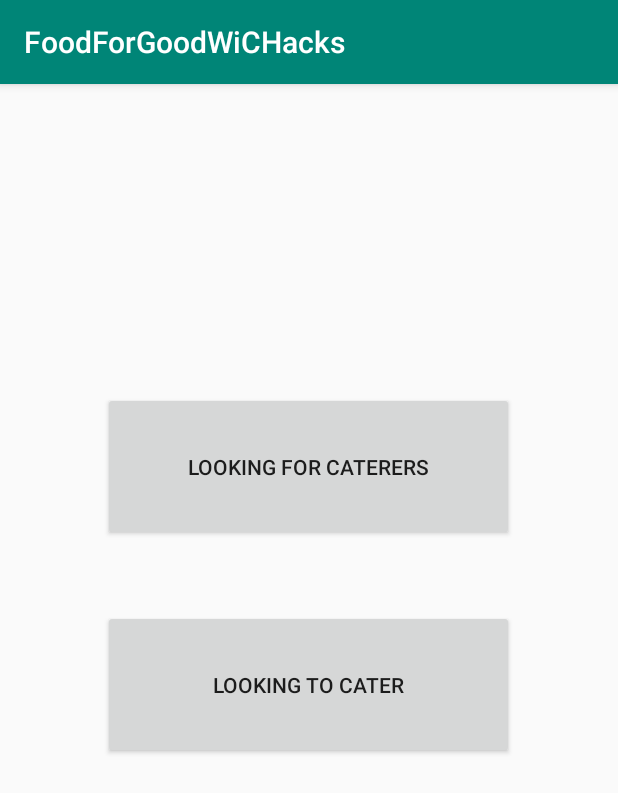
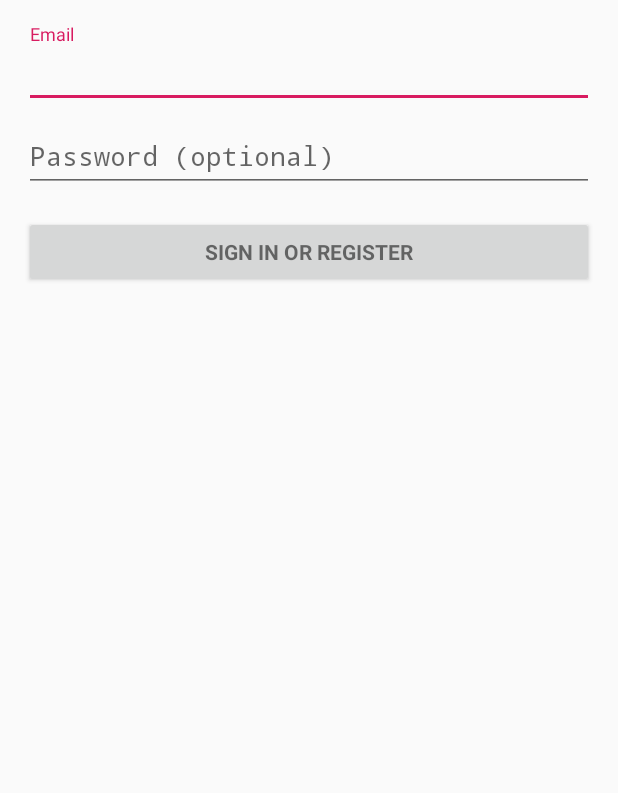
Before and after one commit to MrinaliniU/Civitas, an Android app: the screen it shows after launch (Profile_Common before the commit, LoginActivity after it), on a phone screen of 412 x 824 dp. Shown: the top 793 px of the screen. Run offline under Robolectric (Android 15) with nearby library versions, the phone set to English and light mode, and no system bars; libraries missing offline, so code that uses them is left out: com.auth0.android, com.squareup.okhttp; 2 statements that could not run were skipped.

Commit message:
Login activity

```diff
--- a/app/build.gradle
+++ b/app/build.gradle
@@ -9,6 +9,7 @@ android {
         versionCode 1
         versionName "1.0"
         testInstrumentationRunner "android.support.test.runner.AndroidJUnitRunner"
+        manifestPlaceholders = [auth0Domain: "@string/com_auth0_domain", auth0Scheme: "demo"]
     }
     buildTypes {
         release {
@@ -27,4 +28,5 @@ dependencies {
     androidTestImplementation 'com.android.support.test:runner:1.0.2'
     androidTestImplementation 'com.android.support.test.espresso:espresso-core:3.0.2'
     implementation 'com.android.support:cardview-v7:28.0.0'
+    implementation 'com.auth0.android:auth0:1.+'
 }
--- a/app/src/main/AndroidManifest.xml
+++ b/app/src/main/AndroidManifest.xml
@@ -1,6 +1,11 @@
 <?xml version="1.0" encoding="utf-8"?>
 <manifest xmlns:android="http://schemas.android.com/apk/res/android"
     package="com.example.foodforgoodwichacks">
+
+    <!-- To auto-complete the email text field in the login form with the user's emails -->
+    <uses-permission android:name="android.permission.GET_ACCOUNTS" />
+    <uses-permission android:name="android.permission.READ_PROFILE" />
+    <uses-permission android:name="android.permission.READ_CONTACTS" />
 
     <application
         android:allowBackup="true"
@@ -9,13 +14,18 @@
         android:roundIcon="@mipmap/ic_launcher_round"
         android:supportsRtl="true"
         android:theme="@style/AppTheme">
-        <activity android:name=".DashBoard"></activity>
+        <activity
+            android:name=".LoginActivity"
+            android:label="@string/title_activity_login">
+            <intent-filter>
+            <action android:name="android.intent.action.MAIN" />
+
+            <category android:name="android.intent.category.LAUNCHER" />
+            </intent-filter>
+        </activity>
+        <activity android:name=".DashBoard" />
         <activity android:name=".Profile_Common">
-            <intent-filter>
-                <action android:name="android.intent.action.MAIN" />
 
-                <category android:name="android.intent.category.LAUNCHER" />
-            </intent-filter>
         </activity>
         <activity
             android:name=".PostCatering"
--- /dev/null
+++ b/app/src/main/java/com/example/foodforgoodwichacks/LoginActivity.java
@@ -0,0 +1,117 @@
+package com.example.foodforgoodwichacks;
+
+import android.animation.Animator;
+import android.animation.AnimatorListenerAdapter;
+import android.annotation.TargetApi;
+import android.app.Activity;
+import android.app.Dialog;
+import android.content.pm.PackageManager;
+import android.support.annotation.NonNull;
+import android.support.annotation.Nullable;
+import android.support.design.widget.Snackbar;
+import android.support.v7.app.AppCompatActivity;
+import android.app.LoaderManager.LoaderCallbacks;
+
+import android.content.CursorLoader;
+import android.content.Loader;
+import android.database.Cursor;
+import android.net.Uri;
+import android.os.AsyncTask;
+
+import android.os.Build;
+import android.os.Bundle;
+import android.provider.ContactsContract;
+import android.text.TextUtils;
+import android.view.KeyEvent;
+import android.view.View;
+import android.view.View.OnClickListener;
+import android.view.inputmethod.EditorInfo;
+import android.widget.ArrayAdapter;
+import android.widget.AutoCompleteTextView;
+import android.widget.Button;
+import android.widget.EditText;
+import android.widget.TextView;
+import android.widget.Toast;
+
+import java.util.ArrayList;
+import java.util.List;
+
+import static android.Manifest.permission.READ_CONTACTS;
+
+import com.auth0.android.Auth0;
+import com.auth0.android.auth0.BuildConfig;
+import com.auth0.android.authentication.AuthenticationAPIClient;
+import com.auth0.android.authentication.AuthenticationException;
+import com.auth0.android.provider.AuthCallback;
+import com.auth0.android.provider.WebAuthProvider;
+import com.auth0.android.result.Credentials;
+import com.auth0.android.util.Telemetry;
+import com.squareup.okhttp.HttpUrl;
+/**
+ * A login screen that offers login via email/password.
+ */
+public class LoginActivity extends Activity {
+
+    /**
+     * Id to identity READ_CONTACTS permission request.
+     */
+
+
+    private TextView token;
+    private Auth0 auth0;
+
+    @Override
+    protected void onCreate(@Nullable Bundle savedInstanceState) {
+        super.onCreate(savedInstanceState);
+        setContentView(R.layout.activity_login);
+        token = (TextView) findViewById(R.id.email);
+        Button loginButton = (Button) findViewById(R.id.email_sign_in_button);
+        loginButton.setOnClickListener(new View.OnClickListener() {
+            @Override
+            public void onClick(View v) {
+                login();
+            }
+        });
+        auth0 = new Auth0(this);
+        auth0.setOIDCConformant(true);
+
+    }
+
+    private void login() {
+        token.setText("Not logged in");
+        WebAuthProvider.init(auth0)
+                .withScheme("demo")
+                .withAudience(String.format("https://%s/userinfo", getString(R.string.com_auth0_domain)))
+                .start(LoginActivity.this, new AuthCallback() {
+                    @Override
+                    public void onFailure(@NonNull final Dialog dialog) {
+                        runOnUiThread(new Runnable() {
+                            @Override
+                            public void run() {
+                                dialog.show();
+                            }
+                        });
+                    }
+
+                    @Override
+                    public void onFailure(final AuthenticationException exception) {
+                        runOnUiThread(new Runnable() {
+                            @Override
+                            public void run() {
+                                Toast.makeText(LoginActivity.this, "Error: " + exception.getMessage(), Toast.LENGTH_SHORT).show();
+                            }
+                        });
+                    }
+
+                    @Override
+                    public void onSuccess(@NonNull final Credentials credentials) {
+                        runOnUiThread(new Runnable() {
+                            @Override
+                            public void run() {
+                                token.setText("Logged in: " + credentials.getAccessToken());
+                            }
+                        });
+                    }
+                });
+    }
+}
--- /dev/null
+++ b/app/src/main/res/layout/activity_login.xml
@@ -0,0 +1,78 @@
+<?xml version="1.0" encoding="utf-8"?>
+<LinearLayout xmlns:android="http://schemas.android.com/apk/res/android"
+    xmlns:tools="http://schemas.android.com/tools"
+    android:layout_width="match_parent"
+    android:layout_height="match_parent"
+    android:gravity="center_horizontal"
+    android:orientation="vertical"
+    android:paddingLeft="@dimen/activity_horizontal_margin"
+    android:paddingTop="@dimen/activity_vertical_margin"
+    android:paddingRight="@dimen/activity_horizontal_margin"
+    android:paddingBottom="@dimen/activity_vertical_margin"
+    tools:context=".LoginActivity">
+
+    <!-- Login progress -->
+    <ProgressBar
+        android:id="@+id/login_progress"
+        style="?android:attr/progressBarStyleLarge"
+        android:layout_width="wrap_content"
+        android:layout_height="wrap_content"
+        android:layout_marginBottom="8dp"
+        android:visibility="gone" />
+
+    <ScrollView
+        android:id="@+id/login_form"
+        android:layout_width="match_parent"
+        android:layout_height="match_parent">
+
+        <LinearLayout
+            android:id="@+id/email_login_form"
+            android:layout_width="match_parent"
+            android:layout_height="wrap_content"
+            android:orientation="vertical">
+
+            <android.support.design.widget.TextInputLayout
+                android:layout_width="match_parent"
+                android:layout_height="wrap_content">
+
+                <AutoCompleteTextView
+                    android:id="@+id/email"
+                    android:layout_width="match_parent"
+                    android:layout_height="wrap_content"
+                    android:hint="@string/prompt_email"
+                    android:inputType="textEmailAddress"
+                    android:maxLines="1"
+                    android:singleLine="true" />
+
+            </android.support.design.widget.TextInputLayout>
+
+            <android.support.design.widget.TextInputLayout
+                android:layout_width="match_parent"
+                android:layout_height="wrap_content">
+
+                <EditText
+                    android:id="@+id/password"
+                    android:layout_width="match_parent"
+                    android:layout_height="wrap_content"
+                    android:hint="@string/prompt_password"
+                    android:imeActionId="6"
+                    android:imeActionLabel="@string/action_sign_in_short"
+                    android:imeOptions="actionUnspecified"
+                    android:inputType="textPassword"
+                    android:maxLines="1"
+                    android:singleLine="true" />
+
+            </android.support.design.widget.TextInputLayout>
+
+            <Button
+                android:id="@+id/email_sign_in_button"
+                style="?android:textAppearanceSmall"
+                android:layout_width="match_parent"
+                android:layout_height="wrap_content"
+                android:layout_marginTop="16dp"
+                android:text="@string/action_sign_in"
+                android:textStyle="bold" />
+
+        </LinearLayout>
+    </ScrollView>
+</LinearLayout>
--- a/app/src/main/res/values/dimens.xml
+++ b/app/src/main/res/values/dimens.xml
@@ -1,3 +1,6 @@
 <resources>
     <dimen name="fab_margin">16dp</dimen>
+    <!-- Default screen margins, per the Android Design guidelines. -->
+    <dimen name="activity_horizontal_margin">16dp</dimen>
+    <dimen name="activity_vertical_margin">16dp</dimen>
 </resources>
--- a/app/src/main/res/values/strings.xml
+++ b/app/src/main/res/values/strings.xml
@@ -6,4 +6,19 @@
     <string name="feedbacktype3">Baby Shower</string>
     <string name="feedbacktype4">Birthday</string>
     <string name="feedbacktype5">Aniversary</string>
+    <string name="com_auth0_client_id">2Jruo8G38wgZzf7FHcghhfnAvWwnu4Ym</string>
+    <string name="com_auth0_domain">foodforgood.auth0.com</string>
+    <string name="title_activity_login">Sign in</string>
+    <!-- Strings related to login -->
+    <string name="prompt_email">Email</string>
+    <string name="prompt_password">Password (optional)</string>
+    <string name="action_sign_in">Sign in or register</string>
+    <string name="action_sign_in_short">Sign in</string>
+    <string name="error_invalid_email">This email address is invalid</string>
+    <string name="error_invalid_password">This password is too short</string>
+    <string name="error_incorrect_password">This password is incorrect</string>
+    <string name="error_field_required">This field is required</string>
+    <string name="permission_rationale">"Contacts permissions are needed for providing email
+        completions."
+    </string>
 </resources>
```
